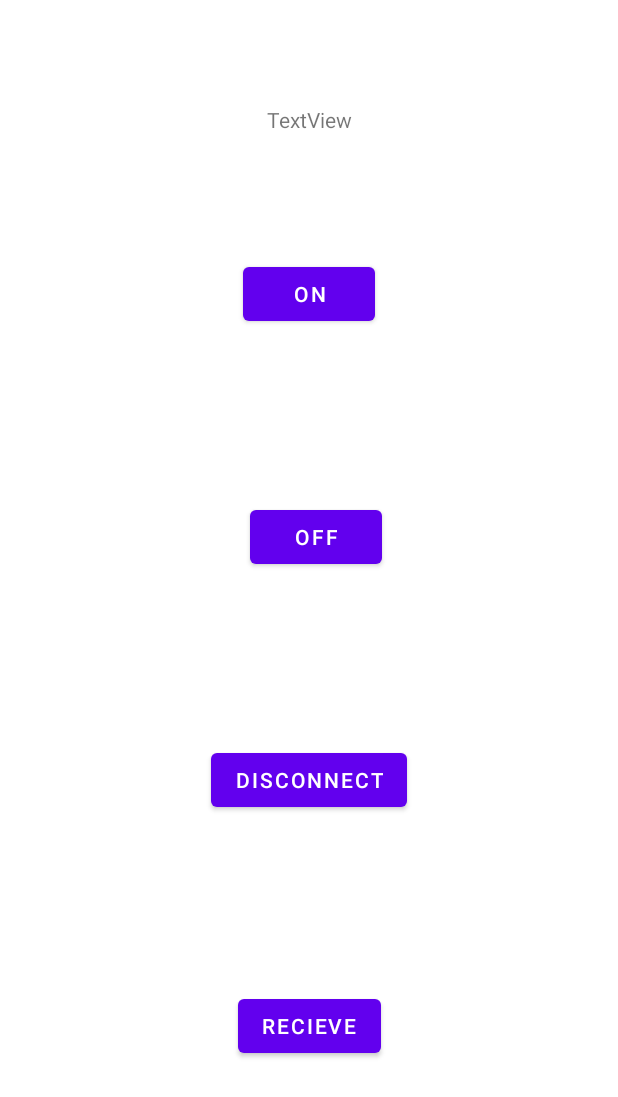
After one commit to ameerhaziq20/QRcodeScannerWithBodyTemp, an Android app: the ControlActivity screen opened directly, with no data from a screen before it, on a phone screen of 412 x 824 dp. The commit adds this screen. Shown: the top 1097 px of the screen. Run offline under Robolectric (Android 15) with nearby library versions, the phone set to English and light mode, and no system bars; 6 statements that could not run were skipped.

Commit message:
All main features working

```diff
--- a/app/build.gradle
+++ b/app/build.gradle
@@ -3,6 +3,8 @@ plugins {
     id 'kotlin-android'
     id 'com.google.gms.google-services'
 }
+
+apply plugin: 'kotlin-android-extensions'
 
 android {
     compileSdkVersion 30
@@ -45,4 +47,8 @@ dependencies {
     androidTestImplementation 'androidx.test.ext:junit:1.1.2'
     androidTestImplementation 'androidx.test.espresso:espresso-core:3.3.0'
 
+    //for QR code
+    implementation 'com.journeyapps:zxing-android-embedded:3.4.0'
+
+
 }
--- /dev/null
+++ b/app/src/main/java/com/ahaziq/fullfypprojectv1/CaptureActivity.kt
@@ -0,0 +1,5 @@
+package com.ahaziq.fullfypprojectv1
+
+import com.journeyapps.barcodescanner.CaptureActivity
+
+class CaptureActivity: CaptureActivity()
--- /dev/null
+++ b/app/src/main/java/com/ahaziq/fullfypprojectv1/ControlActivity.kt
@@ -0,0 +1,146 @@
+package com.ahaziq.fullfypprojectv1
+
+import android.app.ProgressDialog
+import android.bluetooth.BluetoothAdapter
+import android.bluetooth.BluetoothDevice
+import android.bluetooth.BluetoothSocket
+import android.content.Context
+import android.os.AsyncTask
+import android.os.Bundle
+import android.util.Log
+import androidx.appcompat.app.AppCompatActivity
+import kotlinx.android.synthetic.main.control_layout.*
+import java.io.*
+import java.nio.charset.Charset
+import java.util.*
+
+class ControlActivity : AppCompatActivity() {
+
+
+    val sb = StringBuilder()
+
+    companion object {
+        var m_myUUID: UUID = UUID.fromString("00001101-0000-1000-8000-00805F9B34FB")
+        var m_bluetoothSocket: BluetoothSocket? = null
+        lateinit var m_progress: ProgressDialog
+        lateinit var m_bluetoothAdapter: BluetoothAdapter
+        var m_isConnected: Boolean = false
+        lateinit var m_address: String
+    }
+
+    override fun onCreate(savedInstanceState: Bundle?) {
+        super.onCreate(savedInstanceState)
+        setContentView(R.layout.control_layout)
+        m_address = intent.getStringExtra(SelectDeviceActivity.EXTRA_ADDRESS).toString()
+
+        ConnectToDevice(this).execute()
+
+        control_led_on.setOnClickListener { sendCommand("abc\n") }
+        control_led_off.setOnClickListener { sendCommand("b") }
+        control_led_disconnect.setOnClickListener { disconnect() }
+
+
+        recieve_data.setOnClickListener {
+            receiveData()
+        }
+
+    }
+
+    private fun sendCommand(input: String) {
+
+        val mmBuffer: ByteArray = ByteArray(1024) // mmBuffer store for the stream
+
+        if (m_bluetoothSocket != null) {
+            try {
+                m_bluetoothSocket!!.outputStream.write(input.toByteArray())
+
+
+            } catch (e: IOException) {
+                e.printStackTrace()
+            }
+        }
+    }
+
+    private fun receiveData() {
+
+
+        var readMessage : String = ""
+
+        val bluetoothSocketInputStream = m_bluetoothSocket!!.inputStream
+        val buffer = ByteArray(1024)
+        var bytes: Int
+        //Loop to listen for received bluetooth messages
+        while (!(readMessage.contains('\n'))){
+
+            try {
+                //read bytes received and ins to buffer
+                bytes = m_bluetoothSocket!!.inputStream.read(buffer)
+                //convert to string
+                readMessage = readMessage + String(buffer, 0,bytes)
+
+
+                sb.append(readMessage)
+                tv_grab.text=sb
+
+            } catch (e: IOException) {
+                e.printStackTrace()
+                break
+            }
+        }
+    }
+
+
+
+    private fun disconnect() {
+        if (m_bluetoothSocket != null) {
+            try {
+                m_bluetoothSocket!!.close()
+                m_bluetoothSocket = null
+                m_isConnected = false
+            } catch (e: IOException) {
+                e.printStackTrace()
+            }
+        }
+        finish()
+    }
+
+    private class ConnectToDevice(c: Context) : AsyncTask<Void, Void, String>() {
+        private var connectSuccess: Boolean = true
+        private val context: Context
+
+        init {
+            this.context = c
+        }
+
+        override fun onPreExecute() {
+            super.onPreExecute()
+            m_progress = ProgressDialog.show(context, "Connecting...", "please wait")
+        }
+
+        override fun doInBackground(vararg p0: Void?): String? {
+            try {
+                if (m_bluetoothSocket == null || !m_isConnected) {
+                    m_bluetoothAdapter = BluetoothAdapter.getDefaultAdapter()
+                    val device: BluetoothDevice = m_bluetoothAdapter.getRemoteDevice(m_address)
+                    m_bluetoothSocket = device.createInsecureRfcommSocketToServiceRecord(m_myUUID)
+                    BluetoothAdapter.getDefaultAdapter().cancelDiscovery()
+                    m_bluetoothSocket!!.connect()
+                }
+            } catch (e: IOException) {
+                connectSuccess = false
+                e.printStackTrace()
+            }
+            return null
+        }
+
+        override fun onPostExecute(result: String?) {
+            super.onPostExecute(result)
+            if (!connectSuccess) {
+                Log.i("data", "couldn't connect")
+            } else {
+                m_isConnected = true
+            }
+            m_progress.dismiss()
+        }
+    }
+}
--- a/app/src/main/java/com/ahaziq/fullfypprojectv1/User.kt
+++ b/app/src/main/java/com/ahaziq/fullfypprojectv1/User.kt
@@ -1,4 +1,4 @@
 package com.ahaziq.fullfypprojectv1
 
 //data class for the database. almost like the entity for android room.
-data class User(var firstName : String ?= null,var lastName : String ?= null,var age : String ?= null)
+data class User(var matricNumber : String ?= null, var bodyTemp : String ?= null, var age : String ?= null)
--- a/app/src/main/java/com/ahaziq/fullfypprojectv1/UserlistActivity.kt
+++ b/app/src/main/java/com/ahaziq/fullfypprojectv1/UserlistActivity.kt
@@ -2,6 +2,7 @@ package com.ahaziq.fullfypprojectv1
 
 import androidx.appcompat.app.AppCompatActivity
 import android.os.Bundle
+import android.widget.Toast
 import androidx.recyclerview.widget.LinearLayoutManager
 import androidx.recyclerview.widget.RecyclerView
 import com.google.firebase.database.*
@@ -52,7 +53,7 @@ class UserlistActivity : AppCompatActivity() {
             }
             //if listener failed.
             override fun onCancelled(error: DatabaseError) {
-                TODO("Not yet implemented")
+                Toast.makeText(applicationContext,"Data Error", Toast.LENGTH_SHORT).show()
             }
 
 
--- /dev/null
+++ b/app/src/main/res/drawable-v24/roundcorner.xml
@@ -0,0 +1,6 @@
+<?xml version="1.0" encoding="utf-8"?>
+<shape xmlns:android="http://schemas.android.com/apk/res/android">
+    <solid android:color="@color/cardview_light_background"/>
+    <padding android:left="7dp" android:top="7dp" android:right="7dp" android:bottom="7dp"/>
+    <corners android:radius="8dp"/>
+</shape>
--- /dev/null
+++ b/app/src/main/res/layout/control_layout.xml
@@ -0,0 +1,61 @@
+<?xml version="1.0" encoding="utf-8"?>
+<androidx.constraintlayout.widget.ConstraintLayout xmlns:android="http://schemas.android.com/apk/res/android"
+    xmlns:app="http://schemas.android.com/apk/res-auto"
+    xmlns:tools="http://schemas.android.com/tools"
+    android:layout_width="match_parent"
+    android:layout_height="match_parent">
+
+    <Button
+        android:id="@+id/control_led_on"
+        android:layout_width="wrap_content"
+        android:layout_height="wrap_content"
+        android:layout_marginTop="172dp"
+        android:text="ON"
+        app:layout_constraintEnd_toEndOf="parent"
+        app:layout_constraintHorizontal_bias="0.501"
+        app:layout_constraintStart_toStartOf="parent"
+        app:layout_constraintTop_toTopOf="parent" />
+
+    <Button
+        android:id="@+id/control_led_off"
+        android:layout_width="wrap_content"
+        android:layout_height="wrap_content"
+        android:text="OFF"
+        app:layout_constraintBottom_toTopOf="@+id/control_led_disconnect"
+        app:layout_constraintEnd_toEndOf="parent"
+        app:layout_constraintHorizontal_bias="0.514"
+        app:layout_constraintStart_toStartOf="parent"
+        app:layout_constraintTop_toBottomOf="@+id/control_led_on" />
+
+    <Button
+        android:id="@+id/control_led_disconnect"
+        android:layout_width="wrap_content"
+        android:layout_height="wrap_content"
+        android:layout_marginBottom="280dp"
+        android:text="Disconnect"
+        app:layout_constraintBottom_toBottomOf="parent"
+        app:layout_constraintEnd_toEndOf="parent"
+        app:layout_constraintStart_toStartOf="parent" />
+
+    <Button
+        android:id="@+id/recieve_data"
+        android:layout_width="wrap_content"
+        android:layout_height="wrap_content"
+        android:text="Recieve"
+        app:layout_constraintBottom_toBottomOf="parent"
+        app:layout_constraintEnd_toEndOf="parent"
+        app:layout_constraintStart_toStartOf="parent"
+        app:layout_constraintTop_toBottomOf="@+id/control_led_disconnect" />
+
+    <TextView
+        android:id="@+id/tv_grab"
+        android:layout_width="wrap_content"
+        android:layout_height="wrap_content"
+        android:layout_marginTop="70dp"
+        android:text="TextView"
+        app:layout_constraintEnd_toEndOf="parent"
+        app:layout_constraintStart_toStartOf="parent"
+        app:layout_constraintTop_toTopOf="parent" />
+
+
+</androidx.constraintlayout.widget.ConstraintLayout>
--- a/app/src/main/res/values/themes.xml
+++ b/app/src/main/res/values/themes.xml
@@ -1,6 +1,6 @@
 <resources xmlns:tools="http://schemas.android.com/tools">
     <!-- Base application theme. -->
-    <style name="Theme.FullFypProjectV1" parent="Theme.MaterialComponents.DayNight.DarkActionBar">
+    <style name="Theme.FullFypProjectV1" parent="Theme.MaterialComponents.DayNight.NoActionBar">
         <!-- Primary brand color. -->
         <item name="colorPrimary">@color/purple_500</item>
         <item name="colorPrimaryVariant">@color/purple_700</item>
```
Also changed, not shown: app/src/main/AndroidManifest.xml (+8 -1 lines), app/src/main/java/com/ahaziq/fullfypprojectv1/MainActivity.kt (+23 -0 lines), app/src/main/java/com/ahaziq/fullfypprojectv1/MyAdapter.kt (+3 -4 lines), app/src/main/java/com/ahaziq/fullfypprojectv1/ScanActivity.kt (added, +71 -0 lines), app/src/main/java/com/ahaziq/fullfypprojectv1/SelectDevice.kt (added, +82 -0 lines), app/src/main/res/layout/activity_main.xml (+26 -11 lines), app/src/main/res/layout/activity_scan.xml (added, +31 -0 lines), app/src/main/res/layout/select_device_layout.xml (added, +32 -0 lines), app/src/main/res/layout/user_item.xml (+3 -26 lines), app/src/main/res/values/strings.xml (+12 -0 lines).
